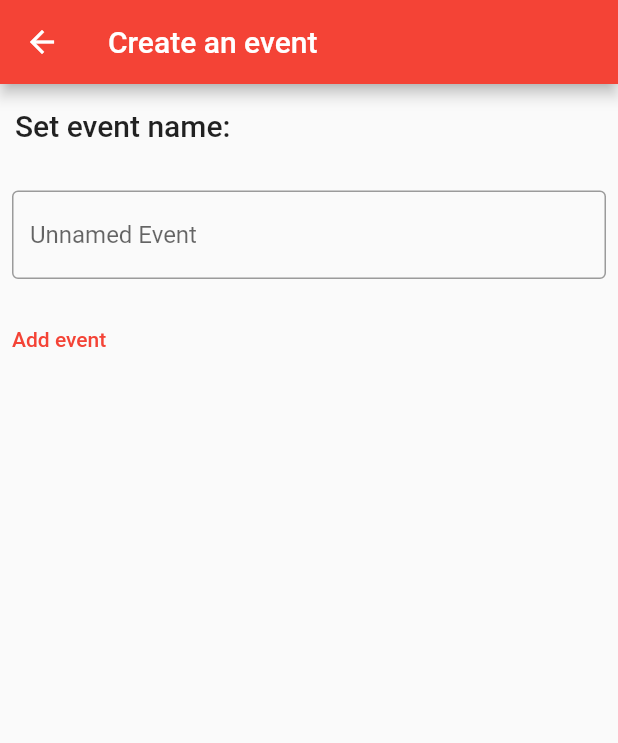
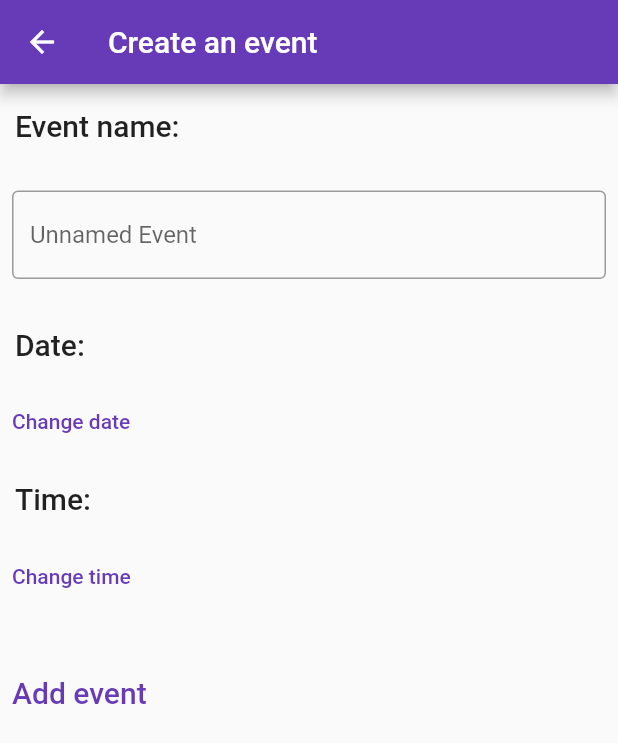
Before and after one commit to delexagon/executive-planner, a Flutter app: the ExecutiveHomePage screen opened directly, after a tap on the "add" icon, on a phone screen of 412 x 824 dp. Shown: the top 743 px of the screen. Run offline on Flutter 3.47's test engine with Material 2 defaults, Android fonts, the phone set to English and light mode, and no system bars; our stand-ins replace shared_preferences; accounts and stored records are empty.

Commit message:
Added dates, restructured list view, and changed file structure for pages.

```diff
--- a/lib/event_list.dart
+++ b/lib/event_list.dart
@@ -9,6 +9,7 @@ part 'event_list.g.dart';
 class Event {
   @JsonKey(required: true)
   String name;
+  // The date of the event IN UTC. Use .toLocal to transform it to local time.
   DateTime? date;
   String? location;
 
--- a/lib/main.dart
+++ b/lib/main.dart
@@ -1,7 +1,7 @@
 import 'package:flutter/material.dart';
 
 import 'package:executive_planner/file_io.dart';
-import 'package:executive_planner/planner.dart';
+import 'package:executive_planner/pages/home_page.dart';
 
 void main() {
   runApp(const ExecutivePlanner());
@@ -25,7 +25,7 @@ class ExecutivePlanner extends StatelessWidget {
         // or simply save your changes to "hot reload" in a Flutter IDE).
         // Notice that the counter didn't reset back to zero; the application
         // is not restarted.
-        primarySwatch: Colors.red,
+        primarySwatch: Colors.deepPurple,
       ),
       home: ExecutiveHomePage(title: 'Executive Planner', storage: FileStorage()),
     );
--- /dev/null
+++ b/lib/pages/event_creation_form.dart
@@ -0,0 +1,130 @@
+import 'package:flutter/material.dart';
+import 'package:executive_planner/event_list.dart';
+import 'package:executive_planner/pages/home_page.dart';
+
+// TODO: Clean up import chain
+
+// TODO: We may want to change this to an InheritedWidget?
+class EventCreationForm extends StatefulWidget {
+  const EventCreationForm({Key? key}) : super(key: key);
+  @override
+  _EventCreationFormState createState() => _EventCreationFormState();
+}
+
+// Define a corresponding State class.
+// This class holds data related to the Form.
+class _EventCreationFormState extends State<EventCreationForm> {
+  String name = "Unnamed Event";
+  DateTime? date;
+  TimeOfDay? time;
+
+  Event buildEvent() {
+    Event e = Event(name: name);
+    if(date != null) {
+      if(time != null) {
+        e.date = DateTime(
+            date!.year, date!.month, date!.day, time!.hour, time!.minute);
+      } else {
+        e.date = DateTime(date!.year, date!.month, date!.day);
+      }
+      e.date = e.date!.toUtc();
+    }
+    return e;
+  }
+
+  void pushEvent() {
+    ExecutiveHomePage.addEvent(buildEvent());
+  }
+
+  Widget timePicker() {
+    return TextButton(
+        onPressed: () {
+          showTimePicker(
+            initialTime: const TimeOfDay(hour: 0, minute: 0),
+            context: context,
+          ).then((TimeOfDay? time) {
+            this.time = time;
+          });
+        },
+        child: const Text("Change time")
+    );
+  }
+
+  Widget datePicker() {
+    return TextButton(
+        onPressed: () {
+          showDatePicker(
+            context: context,
+            firstDate: DateTime(DateTime.now().year - 2),
+            lastDate: DateTime(DateTime.now().year + 10),
+            initialDate: DateTime.now(),
+          ).then((DateTime? date) {
+            this.date = date;
+          });
+        },
+        child: const Text("Change date")
+    );
+  }
+
+  Widget paddedText(String text) {
+    return Padding(
+      padding: const EdgeInsets.symmetric(horizontal: 10, vertical: 16),
+      child: Text(
+        text,
+        style: Theme.of(context).textTheme.headline6,
+      ),
+    );
+  }
+
+  Widget eventNameField() {
+    return Padding(
+      padding: const EdgeInsets.symmetric(horizontal: 8, vertical: 16),
+      child: TextField(
+        onChanged: (String name) {
+          this.name = name;
+        },
+        decoration: const InputDecoration(
+          border: OutlineInputBorder(),
+          hintText: 'Unnamed Event',
+        ),
+      ),
+    );
+  }
+
+  Widget addEventButton() {
+    return Padding(
+      padding: const EdgeInsets.symmetric(horizontal: 0, vertical: 30),
+      child: TextButton(
+        onPressed: () {
+          pushEvent();
+          Navigator.pop(context);
+        },
+        // Add a textButtonTheme instead?
+        child: const Text("Add event", style: TextStyle(fontSize: 20)),
+      ),
+    );
+  }
+
+  @override
+  Widget build(BuildContext context) {
+    return Scaffold(
+      appBar: AppBar(
+        // Here we take the value from the MyHomePage object that was created by
+        // the App.build method, and use it to set our appbar title.
+        title: const Text("Create an event"),
+      ),
+      body: Column(
+        crossAxisAlignment: CrossAxisAlignment.start,
+        children: <Widget>[
+          paddedText("Event name:"),
+          eventNameField(),
+          paddedText("Date:"),
+          datePicker(),
+          paddedText("Time:"),
+          timePicker(),
+          addEventButton(),
+        ],
+      ),
+    );
+  }
+}
--- a/lib/planner.dart
+++ b/lib/pages/home_page.dart
@@ -1,9 +1,11 @@
 import 'package:flutter/material.dart';
 import 'package:executive_planner/event_list.dart';
 import 'package:executive_planner/file_io.dart';
+import 'package:executive_planner/pages/event_creation_form.dart';
+import 'package:intl/intl.dart';
 
 class ExecutiveHomePage extends StatefulWidget {
-  const ExecutiveHomePage({Key? key, required this.title, required this.storage}) : super(key: key);
+  ExecutiveHomePage({Key? key, required this.title, required this.storage}) : super(key: key);
 
   // This widget is the home page of your application. It is stateful, meaning
   // that it has a State object (defined below) that contains fields that affect
@@ -14,13 +16,17 @@ class ExecutiveHomePage extends StatefulWidget {
   // used by the build method of the State. Fields in a Widget subclass are
   // always marked "final".
 
+  final DateFormat dateFormat = DateFormat('MMM d, y H:m');
   final String title;
   final FileStorage storage;
   // For some reason, the page is generated twice. _events MUST be persistent.
+  // Static is the only way I know to fix this.
+  // TODO: Fix _events.
   static final EventList _events = EventList();
 
-  void addEvent(Event e) {
+  static void addEvent(Event e) {
     _events.add(e);
+    _events.sort();
   }
 
   @override
@@ -43,23 +49,31 @@ class _ExecutiveHomePageState extends State<ExecutiveHomePage> {
   }
 
   Widget _buildEventList() {
-    return ListView.builder(
-      itemCount: (ExecutiveHomePage._events.length)*2,
+    List<Widget> widgets= <Widget>[];
+    for(int i = 0; i < ExecutiveHomePage._events.length; i++) {
+      widgets.add(_buildEventRow(ExecutiveHomePage._events[i]));
+      widgets.add(const Divider());
+    }
+
+    return Padding(
       padding: const EdgeInsets.all(16.0),
-      itemBuilder: (context, i) {
-        if(i.isOdd) {
-          return const Divider();
-        }
-
-        final index = i ~/ 2;
-        return _buildEventRow(ExecutiveHomePage._events[index]);
-      }
+      child: Column(
+        children: widgets,
+      ),
     );
   }
 
   Widget _buildEventRow(Event e) {
+    Widget name = Text(e.name);
+    Widget date;
+    if(e.date != null) {
+      date = Text(widget.dateFormat.format(e.date!.toLocal()));
+    } else {
+      date = const Text("Reminder");
+    }
     return ListTile(
-      title: Text(e.name),
+      title: name,
+      subtitle: date,
     );
   }
 
@@ -85,14 +99,13 @@ class _ExecutiveHomePageState extends State<ExecutiveHomePage> {
       body: Center(
         // Center is a layout widget. It takes a single child and positions it
         // in the middle of the parent.
-        child: _buildEventList()
+          child: _buildEventList()
       ),
       floatingActionButton: FloatingActionButton(
         onPressed: () {
-          EventCreationForm form = EventCreationForm(widget);
           Navigator.push(
             context,
-            MaterialPageRoute(builder: (context) => form),
+            MaterialPageRoute(builder: (context) => const EventCreationForm()),
           ).then((_) => _update());
         },
         tooltip: 'Add Event',
@@ -101,60 +114,3 @@ class _ExecutiveHomePageState extends State<ExecutiveHomePage> {
     );
   }
 }
-
-// TODO: We may want to change this to an InheritedWidget
-class EventCreationForm extends StatefulWidget {
-  EventCreationForm(this.parent, {Key? key}) : super(key: key);
-  final Event e = Event();
-  final ExecutiveHomePage parent;
-
-  @override
-  _EventCreationFormState createState() => _EventCreationFormState();
-}
-
-// Define a corresponding State class.
-// This class holds data related to the Form.
-class _EventCreationFormState extends State<EventCreationForm> {
-
-  @override
-  Widget build(BuildContext context) {
-    return Scaffold(
-      appBar: AppBar(
-        // Here we take the value from the MyHomePage object that was created by
-        // the App.build method, and use it to set our appbar title.
-        title: const Text("Create an event"),
-      ),
-      body: Column(
-        crossAxisAlignment: CrossAxisAlignment.start,
-        children: <Widget>[
-          Padding(
-            padding: const EdgeInsets.symmetric(horizontal: 10, vertical: 16),
-            child: Text(
-              "Set event name:",
-              style: Theme.of(context).textTheme.headline6,
-            ),
-          ),
-          Padding(
-            padding: const EdgeInsets.symmetric(horizontal: 8, vertical: 16),
-            child: TextField(
-              onChanged: (String name) {
-                widget.e.name = name;
-              },
-              decoration: const InputDecoration(
-                border: OutlineInputBorder(),
-                hintText: 'Unnamed Event',
-              ),
-            ),
-          ),
-          TextButton(
-            onPressed: () {
-              widget.parent.addEvent(widget.e);
-              Navigator.pop(context);
-            },
-            child: const Text("Add event"),
-          ),
-        ],
-      ),
-    );
-  }
-}
--- a/pubspec.yaml
+++ b/pubspec.yaml
@@ -39,6 +39,7 @@ dependencies:
   json_serializable: ^6.1.4
   build_runner: ^2.1.7
   shared_preferences: ^2.0.13
+  intl: ^0.17.0
 
 dev_dependencies:
   flutter_test:
```
Also changed, not shown: pubspec.lock.
